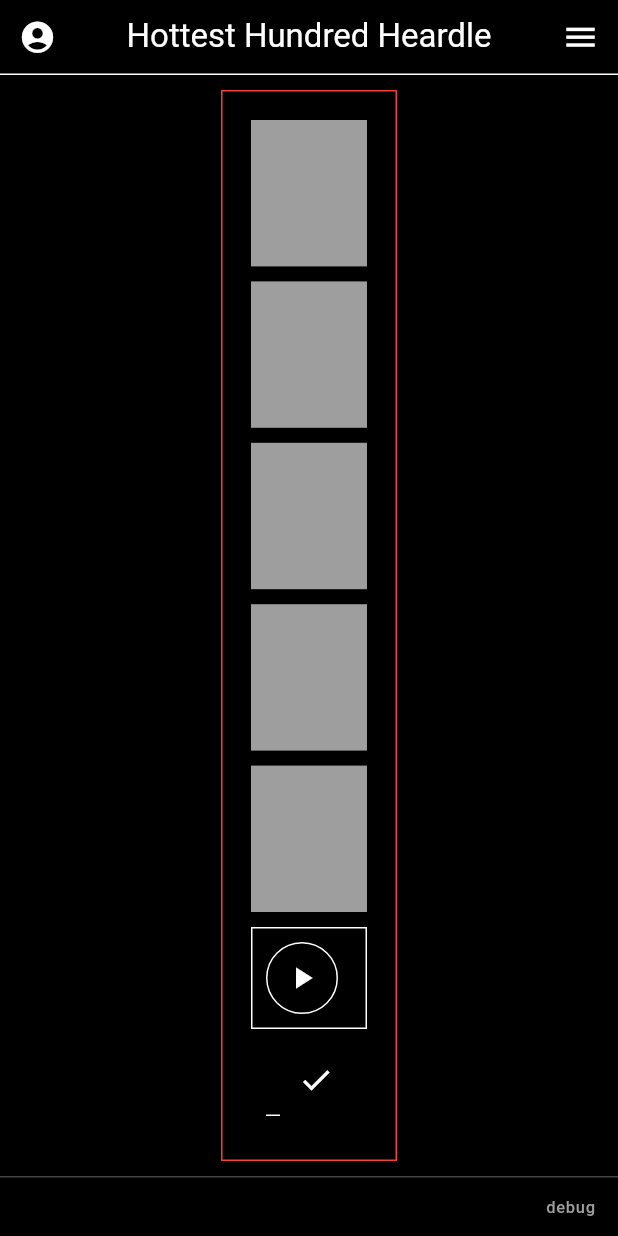
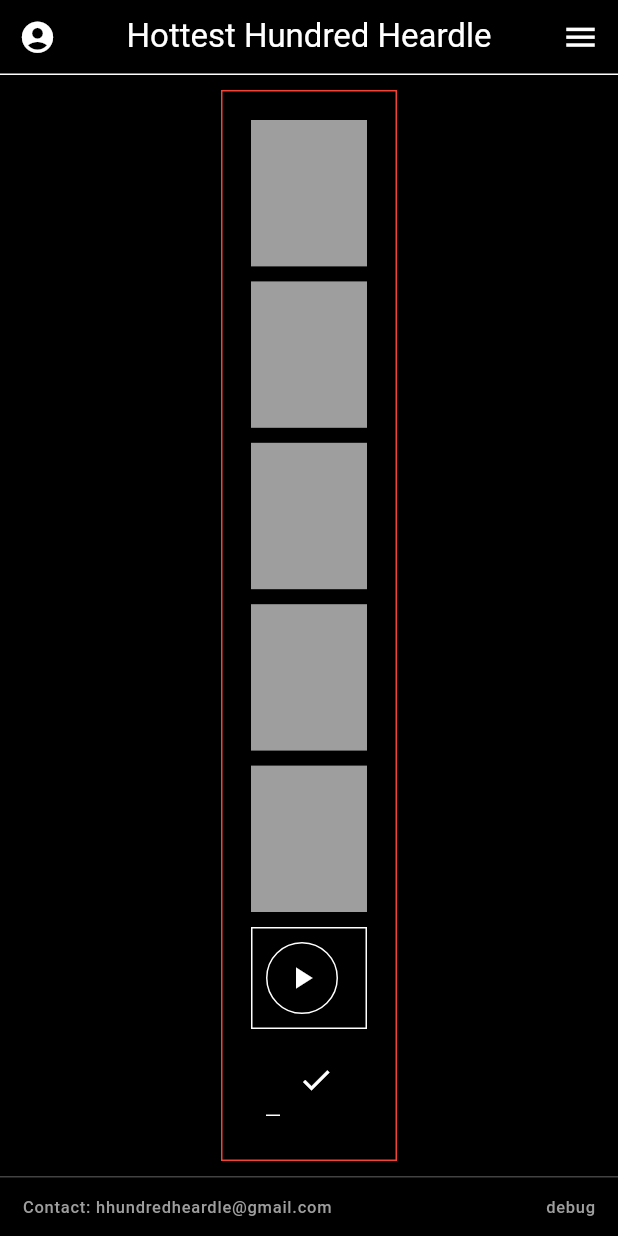
Before and after one commit to HHundredHeardle/Frontend, a Flutter app: the screen it shows after launch, on a phone screen of 412 x 824 dp. Run offline on Flutter 3.47's test engine with Material 3 defaults, Android fonts, the phone set to English and light mode, and no system bars.

Commit message:
added contact link

```diff
--- a/lib/footer.dart
+++ b/lib/footer.dart
@@ -7,6 +7,7 @@
 library;
 
 import 'package:flutter/material.dart';
+import 'package:url_launcher/url_launcher.dart';
 
 import 'version.dart';
 
@@ -28,17 +29,41 @@
             ),
           ),
         ),
-        child: _CommitHash(),
+        child: Row(
+          mainAxisAlignment: MainAxisAlignment.spaceBetween,
+          children: [
+            _ContactInfo(),
+            _CommitHash(),
+          ],
+        ),
       ),
+    );
+  }
+}
+
+/// Text displayed in footer
+class _FooterText extends StatelessWidget {
+  static const Color _textColor = Colors.grey;
+
+  final String text;
+
+  const _FooterText(this.text);
+
+  @override
+  Widget build(BuildContext context) {
+    return Text(
+      text,
+      style:
+          Theme.of(context).textTheme.labelSmall?.copyWith(color: _textColor),
     );
   }
 }
 
 /// Displays the most recent commit hash or "debug" if not deployed
 class _CommitHash extends StatelessWidget {
+  static const EdgeInsets _padding = EdgeInsets.only(right: 15.0);
+
   final String _hash = Version.getCommitHash();
-  final Color _textColor = Colors.grey;
-  final EdgeInsets _padding = const EdgeInsets.only(right: 15.0);
 
   @override
   Widget build(BuildContext context) {
@@ -46,14 +71,45 @@
       alignment: Alignment.centerRight,
       child: Padding(
         padding: _padding,
-        child: Text(
+        child: _FooterText(
           _hash,
-          style: Theme.of(context)
-              .textTheme
-              .labelSmall
-              ?.copyWith(color: _textColor),
         ),
       ),
     );
   }
 }
+
+/// Displays contact information
+class _ContactInfo extends StatelessWidget {
+  static const String _email = "hhundredheardle@gmail.com";
+  static const String _text = "Contact: ";
+  static const EdgeInsets _padding = EdgeInsets.only(left: 15.0);
+
+  @override
+  Widget build(BuildContext context) {
+    return Align(
+      alignment: Alignment.centerLeft,
+      child: Padding(
+        padding: _padding,
+        child: Row(
+          children: [
+            const _FooterText(
+              _text,
+            ),
+            InkWell(
+              child: const _FooterText(
+                _email,
+              ),
+              onTap: () => launchUrl(
+                Uri(
+                  scheme: "mailto",
+                  path: _email,
+                ),
+              ),
+            ),
+          ],
+        ),
+      ),
+    );
+  }
+}
--- a/pubspec.yaml
+++ b/pubspec.yaml
@@ -35,6 +35,7 @@
   # Use with the CupertinoIcons class for iOS style icons.
   cupertino_icons: ^1.0.8
   firebase_core: ^3.8.0
+  url_launcher: ^6.3.1
 
 dev_dependencies:
   flutter_test:
```
